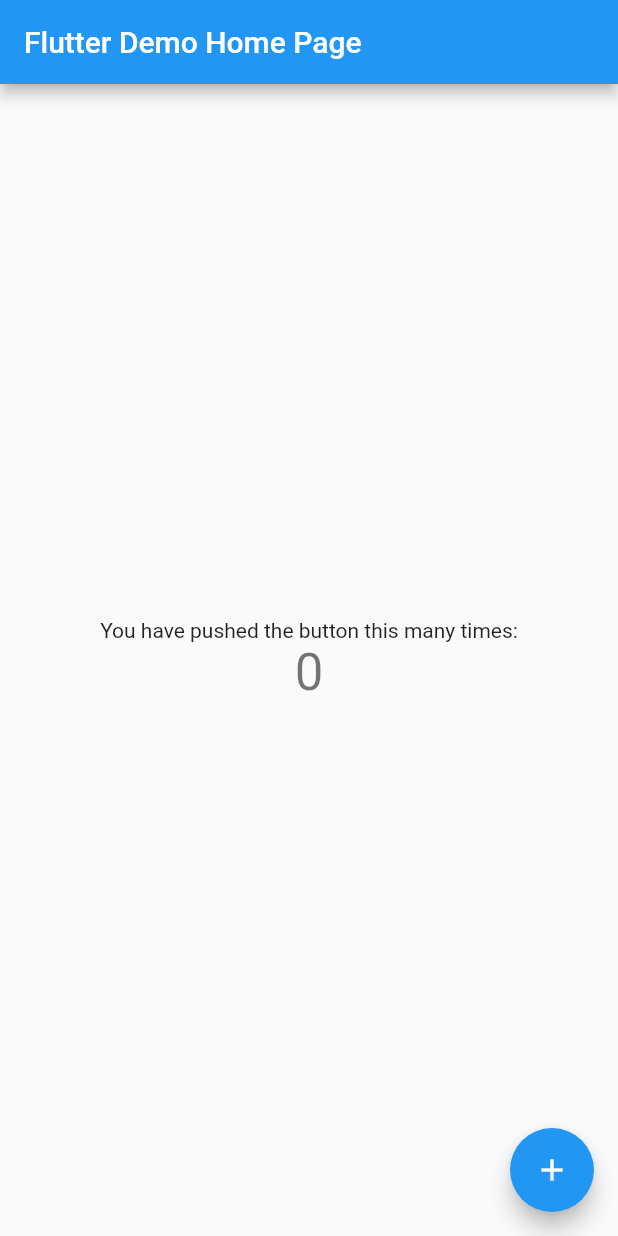
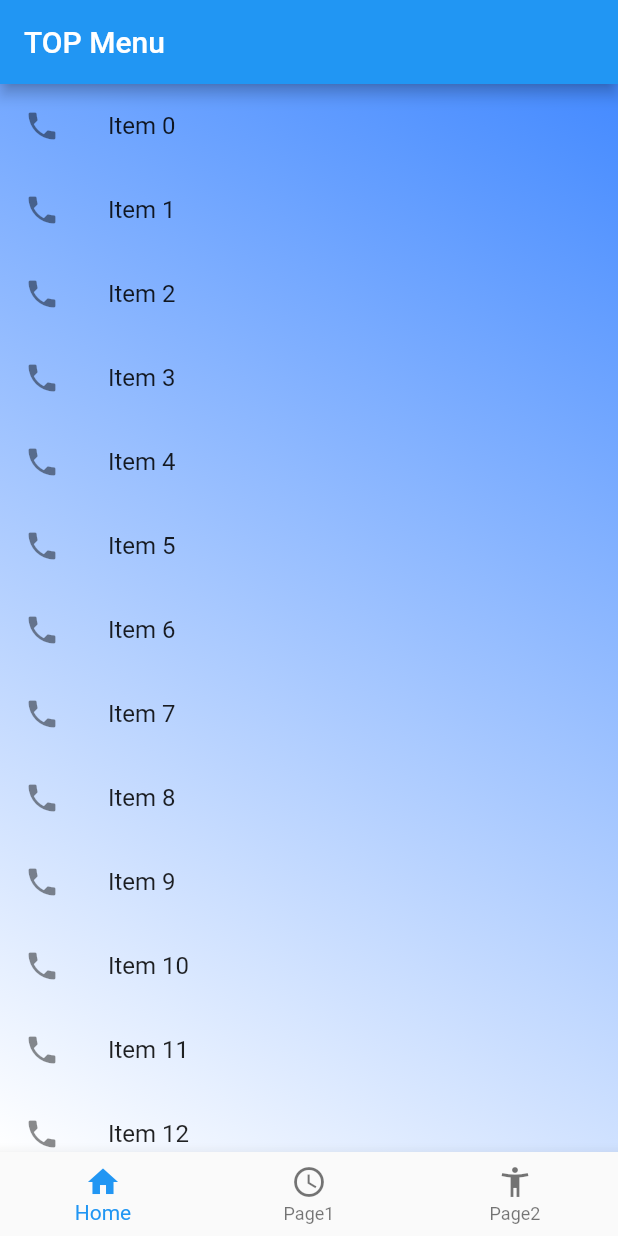
Before and after one commit to FabriqueNumeriquePau/13-developper-une-application-mobile-avec-flutter-mimids, a Flutter app: the screen it shows after launch, on a phone screen of 412 x 824 dp. Run offline on Flutter 3.47's test engine with Material 2 defaults, Android fonts, the phone set to English and light mode, and no system bars; our stand-ins replace get.

Commit message:
menu bottom ex1

```diff
--- a/event/lib/main.dart
+++ b/event/lib/main.dart
@@ -1,31 +1,56 @@
 import 'package:flutter/material.dart';
+import 'package:get/get.dart';
 
 void main() {
   runApp(const MyApp());
 }
 
+class Controller extends GetxController {
+  var selected = 0.obs;
+}
+
 class MyApp extends StatelessWidget {
-  const MyApp({super.key});
+  const MyApp({Key? key}) : super(key: key);
 
   // This widget is the root of your application.
   @override
   Widget build(BuildContext context) {
+    final PageController pager = PageController();
+    var state = Get.put(Controller());
+
     return MaterialApp(
-      title: 'Flutter Demo',
-      theme: ThemeData(
-        // This is the theme of your application.
-        //
-        // Try running your application with "flutter run". You'll see the
-        // application has a blue toolbar. Then, without quitting the app, try
-        // changing the primarySwatch below to Colors.green and then invoke
-        // "hot reload" (press "r" in the console where you ran "flutter run",
-        // or simply save your changes to "hot reload" in a Flutter IDE).
-        // Notice that the counter didn't reset back to zero; the application
-        // is not restarted.
-        primarySwatch: Colors.blue,
-      ),
-      home: const MyHomePage(title: 'Flutter Demo Home Page'),
-    );
+        debugShowCheckedModeBanner: false,
+        home: Scaffold(
+          appBar: AppBar(
+            title: const Text("TOP Menu"),
+          ),
+          body: PageView(
+            controller: pager,
+            children: const <Widget>[
+              Home(),
+              Page1(),
+              Page2(),
+            ],
+            onPageChanged: (int i) {
+              state.selected.value = i;
+            },
+          ),
+          bottomNavigationBar: Obx(() => BottomNavigationBar(
+                items: const [
+                  BottomNavigationBarItem(
+                      icon: Icon(Icons.home), label: 'Home'),
+                  BottomNavigationBarItem(
+                      icon: Icon(Icons.access_time), label: 'Page1'),
+                  BottomNavigationBarItem(
+                      icon: Icon(Icons.accessibility_new), label: 'Page2'),
+                ],
+                currentIndex: state.selected.value,
+                onTap: (int i) {
+                  state.selected.value = i;
+                  pager.jumpToPage(i);
+                },
+              )),
+        ));
   }
 }
 
@@ -95,13 +120,21 @@ class _MyHomePageState extends State<MyHomePage> {
           // horizontal).
           mainAxisAlignment: MainAxisAlignment.center,
           children: <Widget>[
+            Image.network(
+                'https://cdn.pixabay.com/photo/2017/03/01/15/40/internationalwomensday-2108838_960_720.png'),
             const Text(
               'You have pushed the button this many times:',
             ),
-            Text(
-              '$_counter',
-              style: Theme.of(context).textTheme.headline4,
+
+            Image.network(
+                'https://cdn.pixabay.com/photo/2017/03/01/15/41/internationalwomensday-2108840_960_720.png'),
+            const Text(
+              'You have pushed the button this many times:',
             ),
+            // Text(showTimePicker(context: context, initialTime: initialTime)
+            //   '$_counter',
+            //   style: Theme.of(context).textTheme.headline4,
+            // ),
           ],
         ),
       ),
@@ -113,3 +146,102 @@ class _MyHomePageState extends State<MyHomePage> {
     );
   }
 }
+
+// ---------- Home ----------
+class Home extends StatelessWidget {
+  const Home({Key? key}) : super(key: key);
+
+  @override
+  Widget build(BuildContext context) {
+    final items = List<String>.generate(10000, (i) => "Item $i");
+    return Container(
+        width: double.infinity,
+        height: double.infinity,
+        alignment: Alignment.center,
+        decoration: const BoxDecoration(
+          gradient: LinearGradient(
+              begin: Alignment.topRight,
+              end: Alignment.bottomLeft,
+              colors: [Colors.blueAccent, Colors.white]),
+        ),
+        child: ListView.builder(
+          itemCount: items.length,
+          itemBuilder: (context, index) {
+            return ListTile(
+              leading: const Icon(Icons.phone),
+              title: Text(items[index]),
+            );
+          },
+        ));
+    //   child: const Text('Home',
+    //       style: TextStyle(color: Colors.white, fontSize: 32.0)),
+    // );
+  }
+}
+
+// ---------- Page1 ----------
+class Page1 extends StatelessWidget {
+  const Page1({Key? key}) : super(key: key);
+
+  @override
+  Widget build(BuildContext context) {
+    final myController = TextEditingController();
+    return Container(
+      alignment: Alignment.center,
+      decoration: const BoxDecoration(
+        gradient: LinearGradient(
+            begin: Alignment.topRight,
+            end: Alignment.bottomLeft,
+            colors: [Colors.green, Colors.white]),
+      ),
+      child: Column(
+        children: [
+                    const SizedBox(height: 20.0,),
+          TextField(
+            decoration: const InputDecoration(
+              hintText: 'name',
+            ),
+            onChanged: (text) {},
+          ),
+                    const SizedBox(height: 20.0,),
+          TextField(
+            controller: myController,
+            decoration: const InputDecoration(
+              hintText: 'hobby',
+            ),
+          ),
+          const SizedBox(height: 20.0,),
+          ElevatedButton(
+            // style: ElevatedButton.styleFrom(
+            //   foregroundColor: Colors.blueAccent,
+            // ),
+            child:  const Text('new'),
+            onPressed: () {},
+          ),
+        ],
+      ),
+    );
+  }
+}
+
+class RaisedButton {}
+
+// ---------- Page2 ----------
+class Page2 extends StatelessWidget {
+  const Page2({Key? key}) : super(key: key);
+
+  @override
+  Widget build(BuildContext context) {
+    return Container(
+      alignment: Alignment.center,
+      decoration: const BoxDecoration(
+        gradient: LinearGradient(
+            begin: Alignment.topRight,
+            end: Alignment.bottomLeft,
+            colors: [Colors.purpleAccent, Colors.white]),
+      ),
+      child: const Text('Page2',
+          style: TextStyle(color: Colors.white, fontSize: 32.0)),
+    );
+  }
+}
--- a/event/pubspec.yaml
+++ b/event/pubspec.yaml
@@ -36,6 +36,7 @@ dependencies:
   # The following adds the Cupertino Icons font to your application.
   # Use with the CupertinoIcons class for iOS style icons.
   cupertino_icons: ^1.0.2
+  get: ^4.6.5
 
 dev_dependencies:
   flutter_test:
```
Also changed, not shown: event/pubspec.lock.
